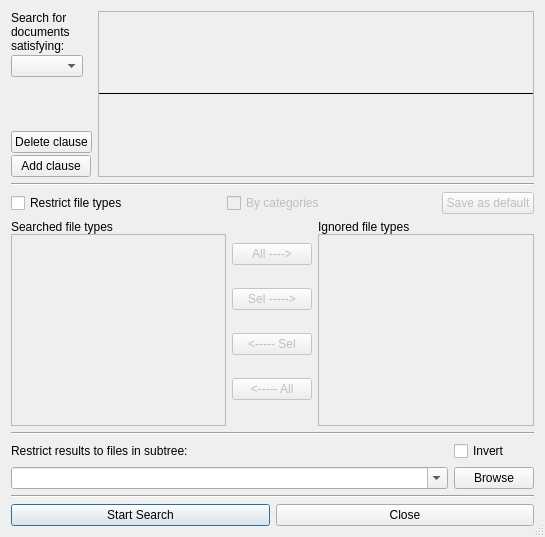
spanner888/recoll, file src/qtgui/advsearch.ui: the form before one commit.
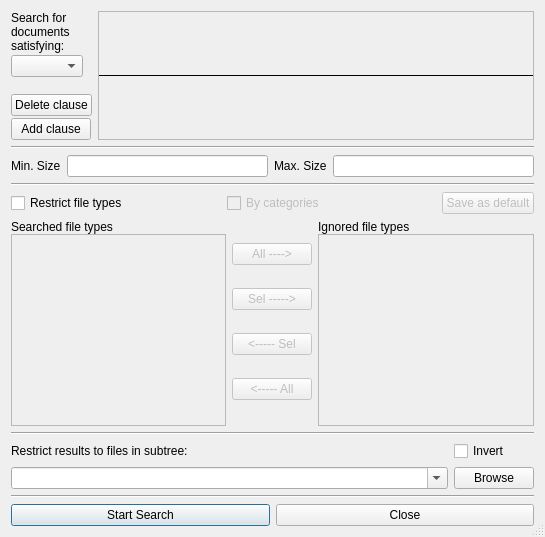
The form after the commit.

What changed in the file:
```diff
--- a/src/qtgui/advsearch.ui
+++ b/src/qtgui/advsearch.ui
@@ -145,6 +145,46 @@
      </item>
     </layout>
    </item>
+   <item>
+    <widget class="Line" name="line2">
+     <property name="frameShape">
+      <enum>QFrame::HLine</enum>
+     </property>
+     <property name="frameShadow">
+      <enum>QFrame::Sunken</enum>
+     </property>
+    </widget>
+   </item>
+   <item>
+   <layout class="QHBoxLayout" name="horizontalLayout">
+    <item>
+     <widget class="QLabel" name="labelminsize">
+      <property name="toolTip">
+       <string>Minimum size. You can use k/K,m/M,g/G as multipliers</string>
+      </property>
+      <property name="text">
+       <string>Min. Size</string>
+      </property>
+     </widget>
+    </item>
+    <item>
+     <widget class="QLineEdit" name="minSizeLE"/>
+    </item>
+    <item>
+     <widget class="QLabel" name="labelmaxsize">
+      <property name="toolTip">
+       <string>Maximum size. You can use k/K,m/M,g/G as multipliers</string>
+      </property>
+      <property name="text">
+       <string>Max. Size</string>
+      </property>
+     </widget>
+    </item>
+    <item>
+     <widget class="QLineEdit" name="maxSizeLE"/>
+    </item>
+   </layout>
+   </item>
    <item>
     <widget class="Line" name="line4">
      <property name="frameShape">
```
